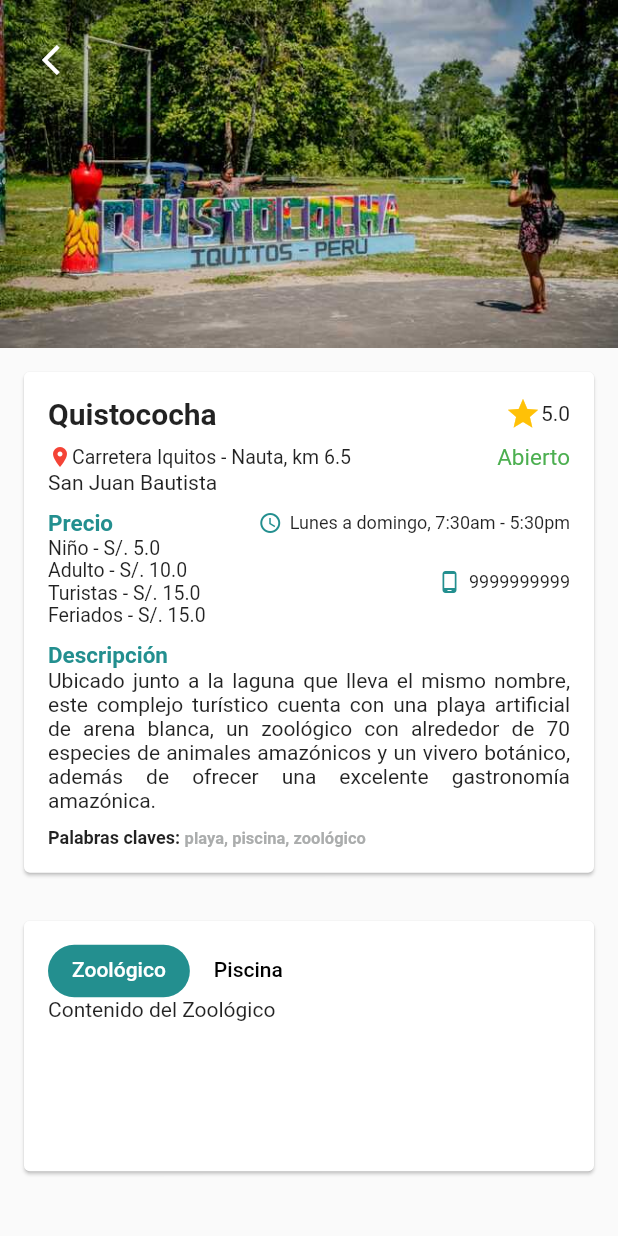
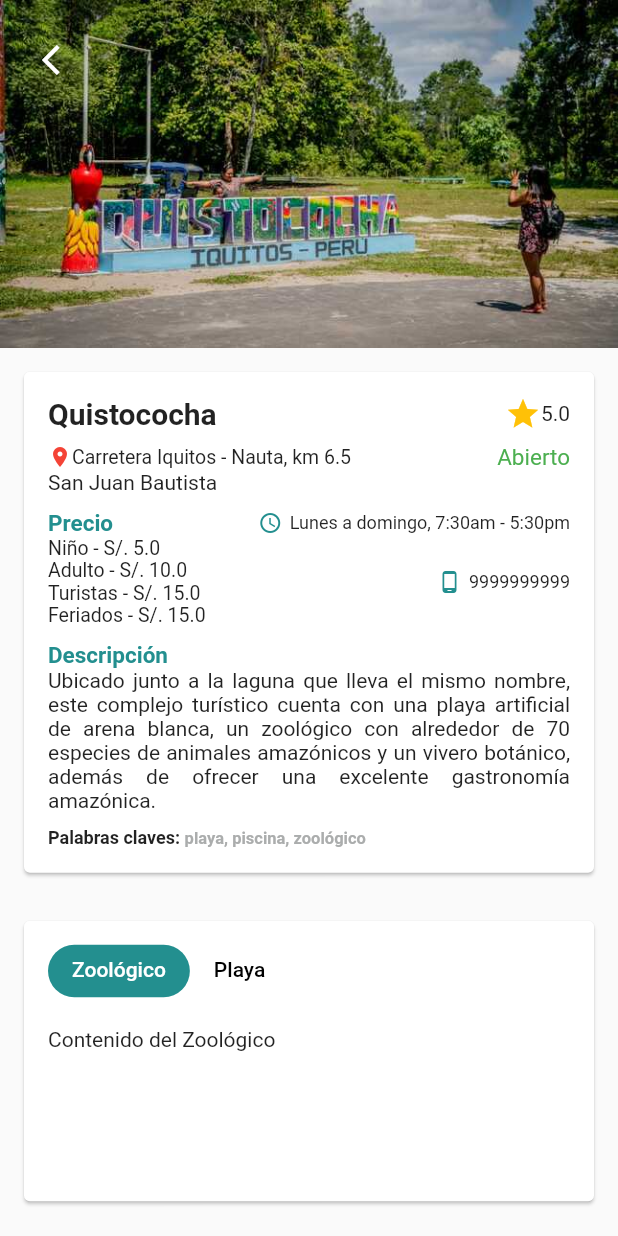
Before and after one commit to frankpezo/recreoexploreiqtapp, a Flutter app: the ViewCardUser screen opened directly with sample values from the repository, on a phone screen of 412 x 824 dp. Run offline on Flutter 3.47's test engine with Material 2 defaults, Android fonts, the light colour scheme and no system bars; our stand-ins replace another_carousel_pro.

Commit message:
Lista de subcategorías de los card

```diff
--- a/lib/model/places_model.dart
+++ b/lib/model/places_model.dart
@@ -1,6 +1,7 @@
-//1. Esta clase será mostrada para los card
+import 'package:recreoexploreiqtapp/model/instalaciones_model.dart';
+
 class PlaceModel {
-  //1.1. Declaramos los atributos
+  // Atributos
   int id;
   String imagePlace;
   String nombrePlace;
@@ -16,8 +17,9 @@ class PlaceModel {
   String estadoPlace;
   double rakingPlace;
   String descriptionPlace;
+  Map<String, String> catePlace;
 
-  //1.2. Constructor
+  // Constructor
   PlaceModel(
       {required this.id,
       required this.imagePlace,
@@ -33,5 +35,8 @@ class PlaceModel {
       required this.horarioPlace,
       required this.estadoPlace,
       required this.rakingPlace,
-      required this.descriptionPlace});
+      required this.descriptionPlace,
+      required this.catePlace});
+
+  // Otros métodos si los tienes
 }
--- a/lib/src/pages/categorias/sanjuan_cate.dart
+++ b/lib/src/pages/categorias/sanjuan_cate.dart
@@ -30,7 +30,11 @@ class _SanjuanCateState extends State<SanjuanCate> {
         estadoPlace: "Abierto",
         rakingPlace: 5.0,
         descriptionPlace:
-            "Ubicado junto a la laguna que lleva el mismo nombre, este complejo  turístico cuenta con una playa artificial de arena blanca, un zoológico  con alrededor de 70 especies de animales amazónicos y un vivero  botánico, además de ofrecer una excelente gastronomía amazónica."),
+            "Ubicado junto a la laguna que lleva el mismo nombre, este complejo  turístico cuenta con una playa artificial de arena blanca, un zoológico  con alrededor de 70 especies de animales amazónicos y un vivero  botánico, además de ofrecer una excelente gastronomía amazónica.",
+        catePlace: {
+          "Zoológico": '["img1", "img2"]',
+          "Playa": '["img1", "img2"]'
+        }),
   ];
   @override
   Widget build(BuildContext context) {
--- a/lib/src/pages/user/favorite_screen.dart
+++ b/lib/src/pages/user/favorite_screen.dart
@@ -29,7 +29,11 @@ class _FavoriteUserScreenState extends State<FavoriteUserScreen> {
         estadoPlace: "Abierto",
         rakingPlace: 5.0,
         descriptionPlace:
-            "Ubicado junto a la laguna que lleva el mismo nombre, este complejo  turístico cuenta con una playa artificial de arena blanca, un zoológico  con alrededor de 70 especies de animales amazónicos y un vivero  botánico, además de ofrecer una excelente gastronomía amazónica."),
+            "Ubicado junto a la laguna que lleva el mismo nombre, este complejo  turístico cuenta con una playa artificial de arena blanca, un zoológico  con alrededor de 70 especies de animales amazónicos y un vivero  botánico, además de ofrecer una excelente gastronomía amazónica.",
+        catePlace: {
+          "Zoológico": '["img1", "img2"]',
+          "Playa": '["img1", "img2"]'
+        }),
   ];
 
   @override
--- a/lib/src/pages/user/viewCardUser.dart
+++ b/lib/src/pages/user/viewCardUser.dart
@@ -1,3 +1,5 @@
+import 'dart:convert';
+
 import 'package:flutter/material.dart';
 import 'package:recreoexploreiqtapp/model/instalaciones_model.dart';
 import 'package:recreoexploreiqtapp/model/places_model.dart';
@@ -24,11 +26,16 @@ class _ViewCardUserState extends State<ViewCardUser> {
     ),
   ]; */
 
-  final categoryList = [
-    "Zoológico",
+  /* final categoryList = [
+    "Cancha deportiva",
+    "Parqueo",
     "Piscina",
-    //"Play",
-  ];
+    "Playa",
+    "Restaurante",
+    "Zona de juegos",
+    "Zoológico"
+  ]; */
+
   @override
   Widget build(BuildContext context) {
     return Scaffold(
@@ -257,7 +264,7 @@ class _ViewCardUserState extends State<ViewCardUser> {
               child: Padding(
                 padding: EdgeInsets.all(16.0),
                 child: DefaultTabController(
-                  length: categoryList.length,
+                  length: widget.placeView.catePlace.length,
                   child: Column(
                     crossAxisAlignment: CrossAxisAlignment.start,
                     children: [
@@ -272,7 +279,8 @@ class _ViewCardUserState extends State<ViewCardUser> {
                                 24.0), // Puedes cambiar el color del círculo resaltado
                           ),
                           isScrollable: true,
-                          tabs: categoryList.map((category) {
+                          tabs: (widget.placeView.catePlace.keys.toList())
+                              .map((category) {
                             return Tab(
                               text: category,
                             );
@@ -280,9 +288,13 @@ class _ViewCardUserState extends State<ViewCardUser> {
                         ),
                       ),
                       SizedBox(
+                        height: 20,
+                      ),
+                      SizedBox(
                         height: 100, // Tamaño fijo para el TabBarView
                         child: TabBarView(
-                          children: categoryList.map((category) {
+                          children: (widget.placeView.catePlace.keys.toList())
+                              .map((category) {
                             return _buildCategoryContent(category);
                           }).toList(),
                         ),
@@ -310,12 +322,19 @@ class _ViewCardUserState extends State<ViewCardUser> {
   Widget _buildCategoryContent(category) {
     // Aquí puedes personalizar el contenido según la categoría seleccionada
     switch (category) {
+      case "Cancha deportiva":
+        return Text("Contenido de cancha deportiva");
+      case "Parqueo":
+        return Text("Contenido del Parqueo");
+      case "Piscina":
+        return Text("Contenido de la Piscinaaa");
+      case "Playa":
+        return Text("Contenido de Playa");
+      case "Restaurante":
+        return Text("Contenido de restaurante");
       case "Zoológico":
         return Text("Contenido del Zoológico");
-      case "Piscina":
-        return Text("Contenido de la Piscinaaa");
-      case "Play":
-        return Text("Contenido de Play");
+
       default:
         return Container(); // Por defecto, un contenedor vacío
     }
```
Also changed, not shown: lib/src/pages/categorias/top_cate.dart (+15 -3 lines).
